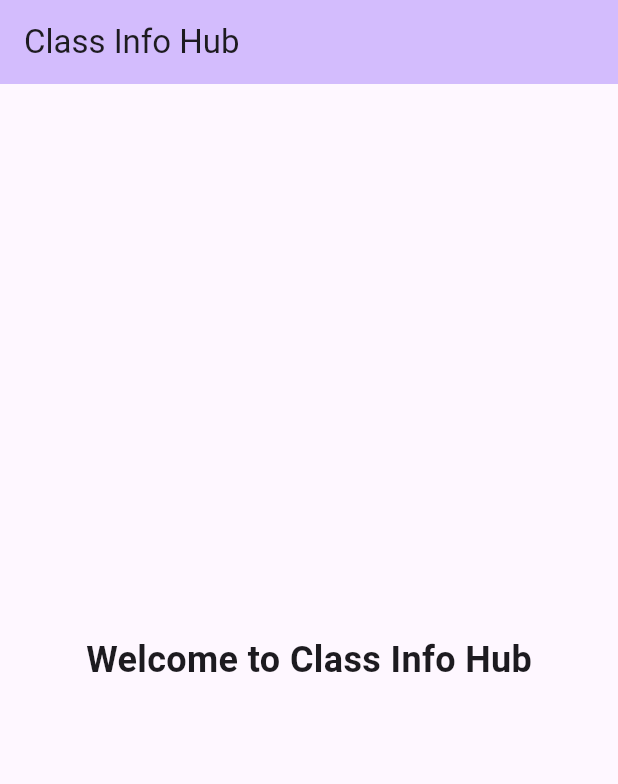
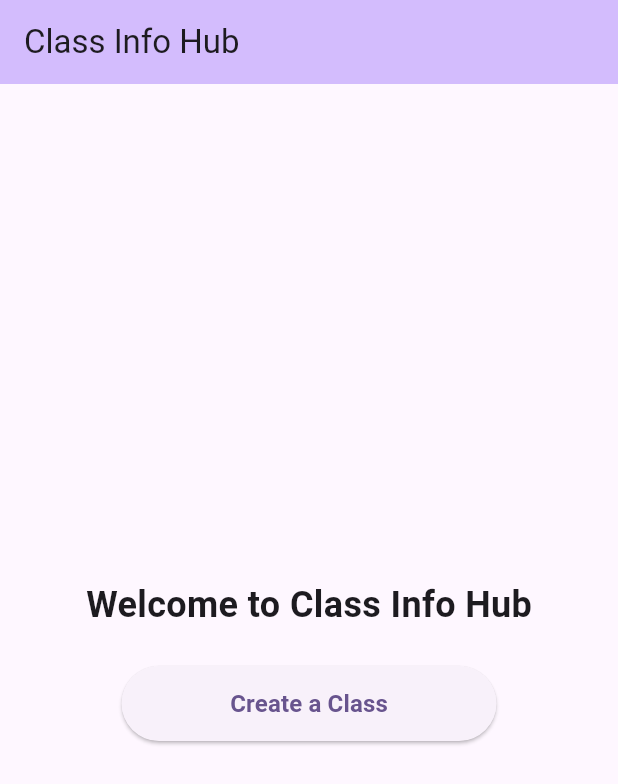
Before and after one commit to Priscilla-Ngina/Class_Info_Hub, a Flutter app: the HomeScreen screen opened directly, on a phone screen of 412 x 824 dp. Shown: the top 784 px of the screen. Run offline on Flutter 3.47's test engine with Material 3 defaults, Android fonts, the phone set to English and light mode, and no system bars; our stand-ins replace cloud_firestore, firebase_auth, firebase_core; accounts and stored records are empty.

Commit message:
Implement create class feature

```diff
--- a/lib/screens/home_screen.dart
+++ b/lib/screens/home_screen.dart
@@ -1,4 +1,5 @@
 import 'package:flutter/material.dart';
+import 'create_class_screen.dart';
 
 class HomeScreen extends StatelessWidget {
   const HomeScreen({super.key});
@@ -10,13 +11,42 @@ class HomeScreen extends StatelessWidget {
         backgroundColor: Theme.of(context).colorScheme.inversePrimary,
         title: const Text('Class Info Hub'),
       ),
-      body: const Center(
-        child: Text(
-          'Welcome to Class Info Hub',
-          style: TextStyle(
-            fontSize: 24,
-            fontWeight: FontWeight.bold,
-          ),
+      body: Center(
+        child: Column(
+          mainAxisAlignment: MainAxisAlignment.center,
+          children: [
+            const Text(
+              'Welcome to Class Info Hub',
+              style: TextStyle(
+                fontSize: 24,
+                fontWeight: FontWeight.bold,
+              ),
+            ),
+
+            const SizedBox(height: 24),
+
+            SizedBox(
+              width: 250,
+              height: 50,
+              child: ElevatedButton(
+                onPressed: () {
+                  Navigator.push(
+                    context,
+                    MaterialPageRoute(
+                      builder: (context) => const CreateClassScreen(),
+                    ),
+                  );
+                },
+                child: const Text(
+                  'Create a Class',
+                  style: TextStyle(
+                    fontSize: 16,
+                    fontWeight: FontWeight.bold,
+                  ),
+                ),
+              ),
+            ),
+          ],
         ),
       ),
     );
```
Also changed, not shown: lib/screens/create_class_screen.dart (added, +141 -0 lines), lib/services/class_service.dart (added, +23 -0 lines).
